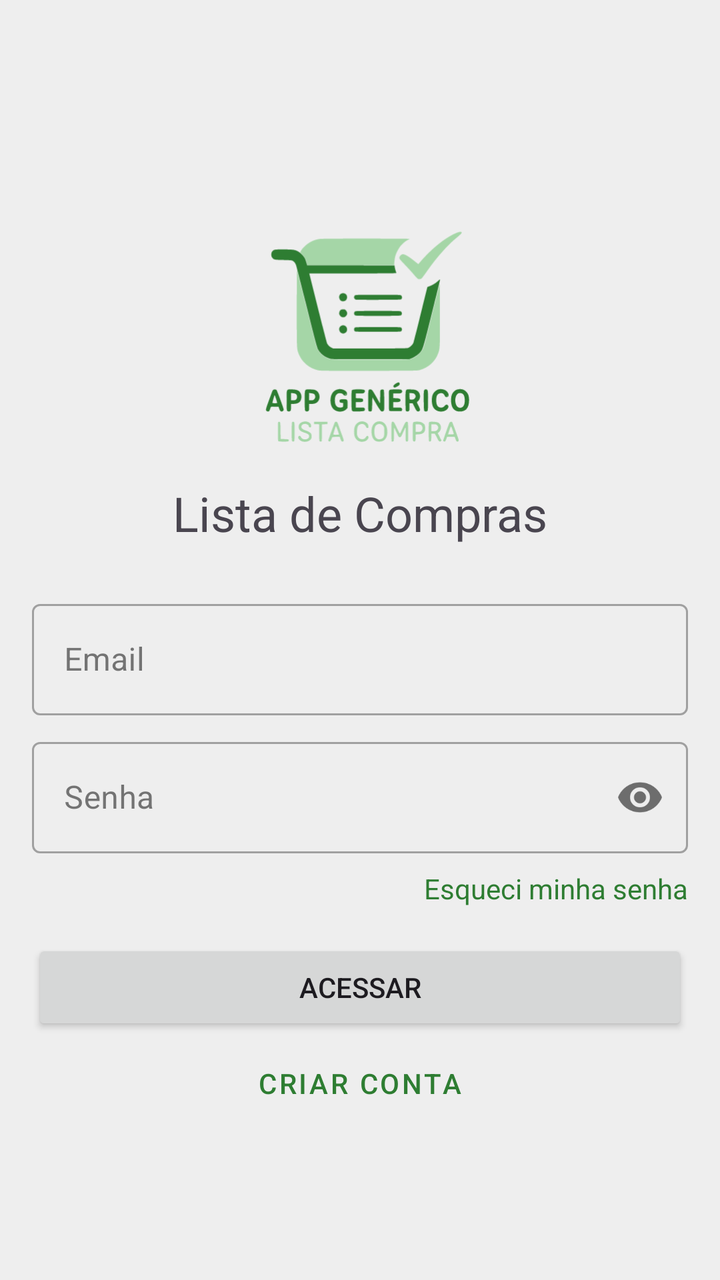
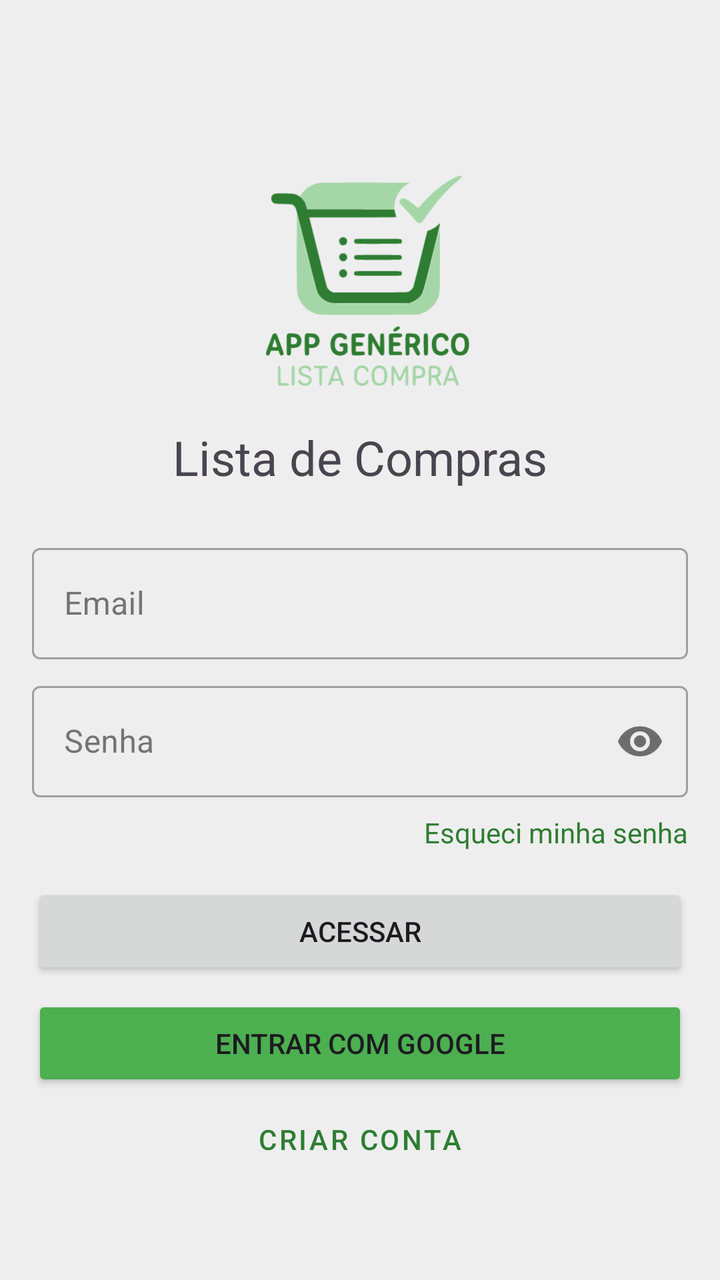

Compare the two renders of this Android layout. The source of the first and the diff that turns it into the second are given below.
<!-- AndroidManifest.xml: application theme Theme.hypergenericlistforbuyingstuff -->
<!-- res/layout/activity_login.xml -->
<?xml version="1.0" encoding="utf-8"?>
<ScrollView xmlns:android="http://schemas.android.com/apk/res/android"
    xmlns:app="http://schemas.android.com/apk/res-auto"
    android:layout_width="match_parent"
    android:layout_height="match_parent"
    android:fillViewport="true">

    <LinearLayout
        android:layout_width="match_parent"
        android:layout_height="wrap_content"
        android:gravity="center"
        android:orientation="vertical"
        android:padding="16dp">

        <ImageView
            android:layout_width="150dp"
            android:layout_height="150dp"
            android:contentDescription="logo"
            android:layout_marginBottom="16dp"
            android:src="@drawable/appgenlistacompralogo" />

        <TextView
            android:layout_width="wrap_content"
            android:layout_height="wrap_content"
            android:layout_marginBottom="24dp"
            android:text="@string/lista_de_compras"
            android:textSize="24sp" />

        <com.google.android.material.textfield.TextInputLayout
            style="@style/Widget.MaterialComponents.TextInputLayout.OutlinedBox"
            android:layout_width="match_parent"
            android:layout_height="wrap_content">

            <com.google.android.material.textfield.TextInputEditText
                android:id="@+id/editTextEmail"
                android:layout_width="match_parent"
                android:layout_height="wrap_content"
                android:hint="@string/email"
                android:inputType="textEmailAddress" />
        </com.google.android.material.textfield.TextInputLayout>

        <com.google.android.material.textfield.TextInputLayout
            style="@style/Widget.MaterialComponents.TextInputLayout.OutlinedBox"
            android:layout_width="match_parent"
            android:layout_height="wrap_content"
            android:layout_marginTop="8dp"
            app:passwordToggleEnabled="true">

            <com.google.android.material.textfield.TextInputEditText
                android:id="@+id/editTextPassword"
                android:layout_width="match_parent"
                android:layout_height="wrap_content"
                android:hint="@string/senha"
                android:inputType="textPassword" />
        </com.google.android.material.textfield.TextInputLayout>

        <TextView
            android:id="@+id/textViewForgotPassword"
            android:layout_width="wrap_content"
            android:layout_height="wrap_content"
            android:layout_gravity="end"
            android:layout_marginTop="8dp"
            android:clickable="true"
            android:focusable="true"
            android:text="@string/esqueci_minha_senha"
            android:textColor="?attr/colorPrimary" />

        <Button
            android:id="@+id/buttonLogin"
            android:layout_width="match_parent"
            android:layout_height="wrap_content"
            android:layout_marginTop="16dp"
            android:text="@string/acessar" />

        <Button
            android:id="@+id/buttonRegister"
            style="@style/Widget.MaterialComponents.Button.TextButton"
            android:layout_width="match_parent"
            android:layout_height="wrap_content"
            android:text="@string/criar_conta" />
    </LinearLayout>
</ScrollView>
<!-- resources referenced by this layout -->
<resources>
  <!-- drawable appgenlistacompralogo: vector/xml drawable (drawable, 16764 chars, omitted) -->
  <string name="acessar">Acessar</string>
  <string name="criar_conta">Criar Conta</string>
  <string name="email">Email</string>
  <string name="esqueci_minha_senha">Esqueci minha senha</string>
  <string name="lista_de_compras">Lista de Compras</string>
  <string name="senha">Senha</string>
  <style name="Theme.hypergenericlistforbuyingstuff" parent="Theme.Material3.DayNight.NoActionBar">
  
          <item name="colorPrimary">#2E7D32</item>
          <item name="colorOnPrimary">#FFFFFF</item>
  
          <item name="colorPrimaryContainer">#81C784</item>
          <item name="colorOnPrimaryContainer">#1B5E20</item>
  
          <item name="colorSecondary">#BDBDBD</item>
          <item name="colorOnSecondary">#212121</item>
  
          <item name="colorSecondaryContainer">#F5F5F5</item>
          <item name="colorOnSecondaryContainer">#616161</item>
  
          <item name="android:colorBackground">#EEEEEE</item>
          <item name="colorOnBackground">#212121</item>
          <item name="colorSurface">#FFFFFF</item>
  
          <item name="colorOnSurface">#212121</item>
  
          <item name="android:statusBarColor">?attr/colorPrimary</item>
      </style>
</resources>

<!-- the commit's change to res/layout/activity_login.xml (unified diff, before → after) -->
@@ -71,12 +71,19 @@
             android:layout_height="wrap_content"
             android:layout_marginTop="16dp"
             android:text="@string/acessar" />
-
+        <Button
+            android:id="@+id/buttonGoogleLogin"
+            android:layout_width="match_parent"
+            android:layout_height="wrap_content"
+            android:layout_marginTop="8dp"
+            android:backgroundTint="@color/green_primary"
+            android:text="@string/entrar_com_google" />
         <Button
             android:id="@+id/buttonRegister"
             style="@style/Widget.MaterialComponents.Button.TextButton"
             android:layout_width="match_parent"
             android:layout_height="wrap_content"
             android:text="@string/criar_conta" />
+
     </LinearLayout>
 </ScrollView>
<!-- resource entries referenced after the edit -->
@@ -1,9 +1,11 @@
 <!-- resources referenced by this layout -->
 <resources>
+  <color name="green_primary">#4CAF50</color>
   <!-- drawable appgenlistacompralogo: vector/xml drawable (drawable, 16764 chars, omitted) -->
   <string name="acessar">Acessar</string>
   <string name="criar_conta">Criar Conta</string>
   <string name="email">Email</string>
+  <string name="entrar_com_google">Entrar com Google</string>
   <string name="esqueci_minha_senha">Esqueci minha senha</string>
   <string name="lista_de_compras">Lista de Compras</string>
   <string name="senha">Senha</string>
